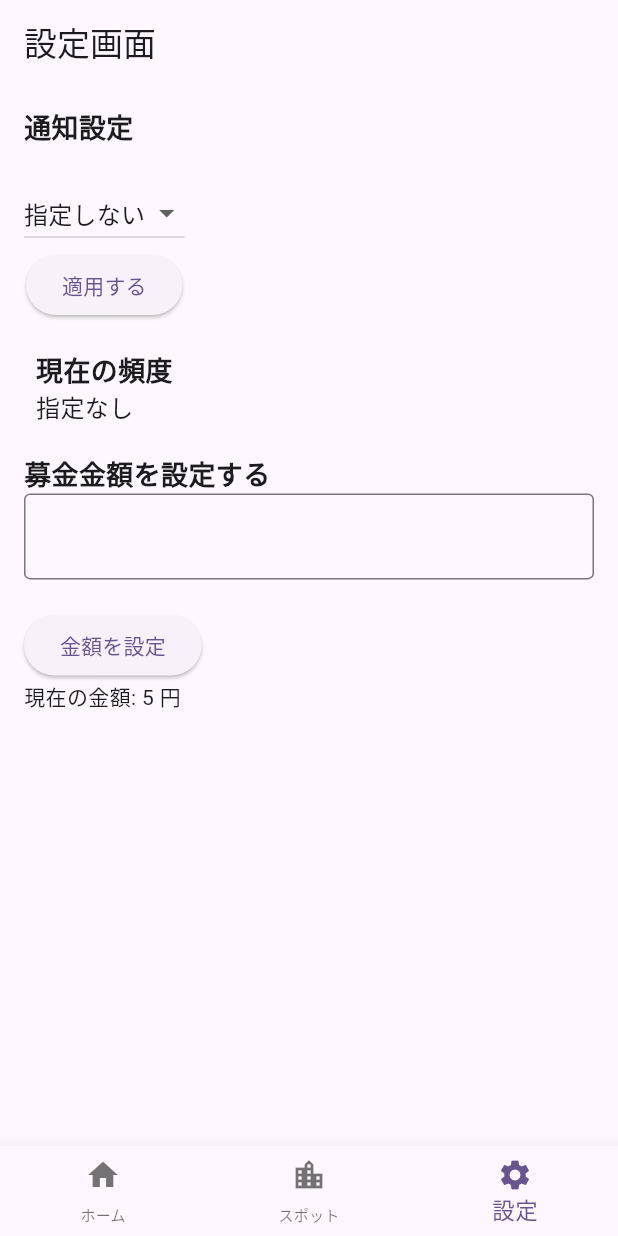
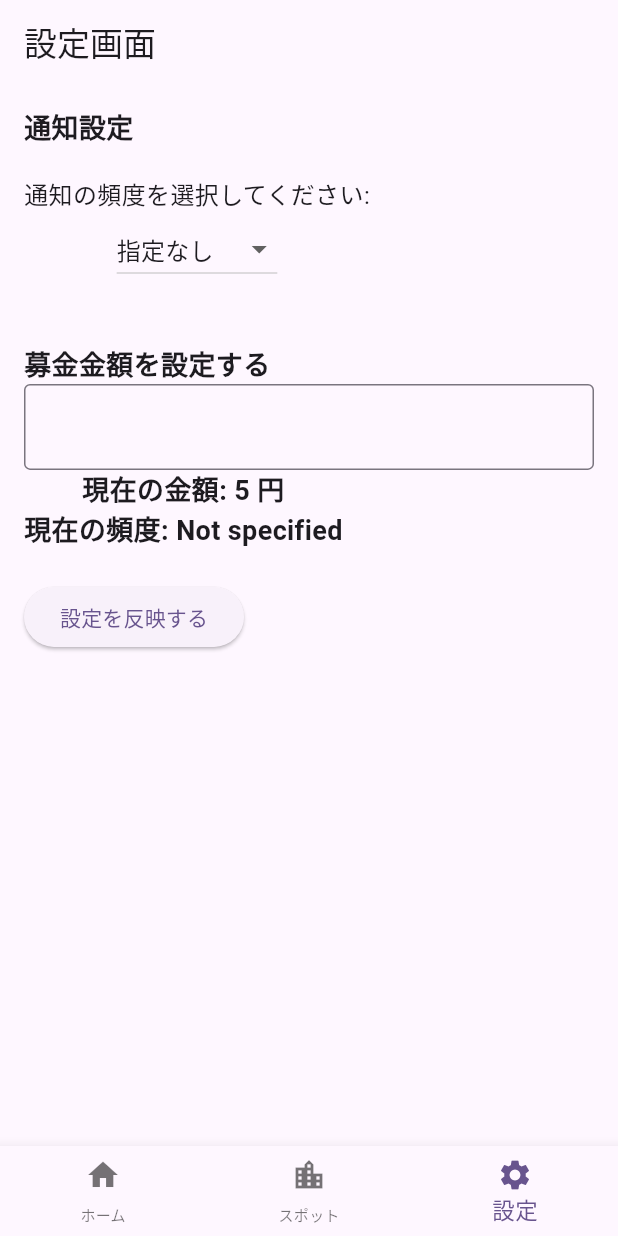
Before and after one commit to shintaro-ozaki/u-22, a Flutter app: the SettingsPage screen opened directly, on a phone screen of 412 x 824 dp. Run offline on Flutter 3.47's test engine with Material 2 defaults, Android fonts, the phone set to English and light mode, and no system bars; our stand-ins replace fl_chart, flutter_local_notifications, google_maps_flutter, location, sqflite; missing offline and left inert: network_info_plus; accounts and stored records are empty.

Commit message:
urgent update about db

```diff
--- a/project/lib/footer.dart
+++ b/project/lib/footer.dart
@@ -110,7 +110,7 @@ class _Footer extends State<Footer> {
     try {
       final response = await http.post(
         // need to change address where you are located in.
-        Uri.parse('http://192.168.10.6:5001/donate'),
+        Uri.parse('http://127.0.0.1:5001/donate'),
         headers: {
           'Content-Type': 'application/json',
         },
--- a/project/lib/settings.dart
+++ b/project/lib/settings.dart
@@ -1,5 +1,6 @@
 import 'package:flutter/material.dart';
 import 'package:provider/provider.dart';
+import 'db/database_helper.dart';
 import 'footer.dart';
 import 'main.dart';
 import 'map.dart';
@@ -10,14 +11,14 @@ class SettingsPage extends StatefulWidget {
   const SettingsPage({Key? key}) : super(key: key);
 
   @override
-  // ignore: library_private_types_in_public_api
   _SettingsPageState createState() => _SettingsPageState();
 }
 
 class _SettingsPageState extends State<SettingsPage> {
   int _selectedIndex = 2;
   int _amount = 0;
-  NotificationFrequency _selectedFrequency = NotificationFrequency.unspecified;
+  String _selectedFrequency = '指定なし';
+  final dbInfo = DatabaseInformation.instance;
 
   void _onItemTapped(int index) {
     setState(() {
@@ -48,21 +49,53 @@ class _SettingsPageState extends State<SettingsPage> {
     });
   }
 
-  void _applyAmount() {
+  void _apply() async {
     final amountProvider = Provider.of<AmountProvider>(context, listen: false);
-    amountProvider.setAmount(_amount);
-  }
-
-  void _applyFrequency() {
     final frequencyProvider =
         Provider.of<FrequencyProvider>(context, listen: false);
-    frequencyProvider.setSelectedFrequency(_selectedFrequency);
+
+    // Insert data into the database
+    Map<String, dynamic> infoData = {
+      'timestamp': DateTime.now().toString(),
+      'frequency': _selectedFrequency,
+      'setamount': _amount,
+    };
+    int insertedId = await DatabaseInformation.instance.insertInfo(infoData);
+    debugPrint('Inserted data with ID: $insertedId');
+
+    amountProvider.setAmount(_amount);
+
+    NotificationFrequency selectedFrequencyValue;
+    switch (_selectedFrequency) {
+      case '指定なし':
+        selectedFrequencyValue = NotificationFrequency.unspecified;
+        break;
+      case '1日に1回':
+        selectedFrequencyValue = NotificationFrequency.oncePerDay;
+        break;
+      case '1日に3回':
+        selectedFrequencyValue = NotificationFrequency.threeTimesPerDay;
+        break;
+      case '1週間に1回':
+        selectedFrequencyValue = NotificationFrequency.oncePerWeek;
+        break;
+      default:
+        selectedFrequencyValue = NotificationFrequency.unspecified;
+    }
+    frequencyProvider.setSelectedFrequency(selectedFrequencyValue);
   }
 
   @override
   Widget build(BuildContext context) {
     final amountProvider = Provider.of<AmountProvider>(context);
     final frequencyProvider = Provider.of<FrequencyProvider>(context);
+
+    final List<String> frequencyOptions = [
+      '指定なし',
+      '1日に1回',
+      '1日に3回',
+      '1週間に1回',
+    ];
 
     return Scaffold(
       appBar: AppBar(
@@ -80,65 +113,26 @@ class _SettingsPageState extends State<SettingsPage> {
             const SizedBox(height: 20),
             Column(
               children: [
-                DropdownButton<NotificationFrequency>(
+                const Text(
+                  '通知の頻度を選択してください:',
+                  style: TextStyle(fontSize: 16),
+                ),
+                DropdownButton<String>(
                   value: _selectedFrequency,
                   onChanged: (newValue) {
                     setState(() {
                       _selectedFrequency = newValue!;
                     });
                   },
-                  // ignore: prefer_const_literals_to_create_immutables
-                  items: [
-                    const DropdownMenuItem(
-                      value: NotificationFrequency.unspecified,
-                      child: Text('指定しない'),
-                    ),
-                    const DropdownMenuItem(
-                      value: NotificationFrequency.oncePerDay,
-                      child: Text('1日に1回'),
-                    ),
-                    const DropdownMenuItem(
-                      value: NotificationFrequency.threeTimesPerDay,
-                      child: Text('1日に3回'),
-                    ),
-                    const DropdownMenuItem(
-                      value: NotificationFrequency.oncePerWeek,
-                      child: Text('1週間に1回'),
-                    ),
-                  ],
-                ),
-                ElevatedButton(
-                  onPressed: _applyFrequency,
-                  child: const Text('適用する'),
+                  items: frequencyOptions
+                      .map<DropdownMenuItem<String>>((String value) {
+                    return DropdownMenuItem<String>(
+                      value: value,
+                      child: Text(value),
+                    );
+                  }).toList(),
                 ),
                 const SizedBox(height: 20),
-                Column(
-                  crossAxisAlignment: CrossAxisAlignment.start,
-                  children: [
-                    const Text(
-                      '現在の頻度',
-                      style: TextStyle(
-                          fontSize: 18, fontWeight: FontWeight.bold), // 追加
-                    ),
-                    Text(
-                      () {
-                        switch (frequencyProvider.selectedFrequency) {
-                          case NotificationFrequency.unspecified:
-                            return '指定なし';
-                          case NotificationFrequency.oncePerDay:
-                            return '1日に1回';
-                          case NotificationFrequency.threeTimesPerDay:
-                            return '1日に3回';
-                          case NotificationFrequency.oncePerWeek:
-                            return '1週間に1回';
-                          default:
-                            return 'その他の設定';
-                        }
-                      }(),
-                      style: const TextStyle(fontSize: 16),
-                    ),
-                  ],
-                ),
               ],
             ),
             const SizedBox(height: 20),
@@ -160,12 +154,46 @@ class _SettingsPageState extends State<SettingsPage> {
                 }
               },
             ),
+            FutureBuilder<Map<String, dynamic>?>(
+              future: dbInfo.getLastInformation(),
+              builder: (context, snapshot) {
+                if (snapshot.connectionState == ConnectionState.waiting) {
+                  return const CircularProgressIndicator();
+                } else if (snapshot.hasError) {
+                  return Text('Error: ${snapshot.error}');
+                } else {
+                  final lastInfo = snapshot.data;
+
+                  int currentAmount = amountProvider.amount;
+                  String currentFrequency = 'Not specified';
+
+                  if (lastInfo != null) {
+                    currentAmount = lastInfo['setamount'] as int;
+                    currentFrequency = lastInfo['frequency'] as String;
+                  }
+
+                  return Column(
+                    children: [
+                      Text(
+                        '現在の金額: $currentAmount 円',
+                        style: const TextStyle(
+                            fontSize: 18, fontWeight: FontWeight.bold),
+                      ),
+                      Text(
+                        '現在の頻度: $currentFrequency',
+                        style: const TextStyle(
+                            fontSize: 18, fontWeight: FontWeight.bold),
+                      ),
+                    ],
+                  );
+                }
+              },
+            ),
             const SizedBox(height: 20),
             ElevatedButton(
-              onPressed: _applyAmount,
-              child: const Text('金額を設定'),
+              onPressed: _apply,
+              child: const Text('設定を反映する'),
             ),
-            Text('現在の金額: ${amountProvider.amount} 円'),
           ],
         ),
       ),
@@ -176,3 +204,18 @@ class _SettingsPageState extends State<SettingsPage> {
     );
   }
 }
+
+String _getSelectedFrequencyText(NotificationFrequency frequency) {
+  switch (frequency) {
+    case NotificationFrequency.unspecified:
+      return '指定なし';
+    case NotificationFrequency.oncePerDay:
+      return '1日に1回';
+    case NotificationFrequency.threeTimesPerDay:
+      return '1日に3回';
+    case NotificationFrequency.oncePerWeek:
+      return '1週間に1回';
+    default:
+      return 'その他の設定';
+  }
+}
```
Also changed, not shown: project/lib/db/database_helper.dart (+49 -0 lines), project/lib/main.dart (+25 -70 lines), 1 other file.
